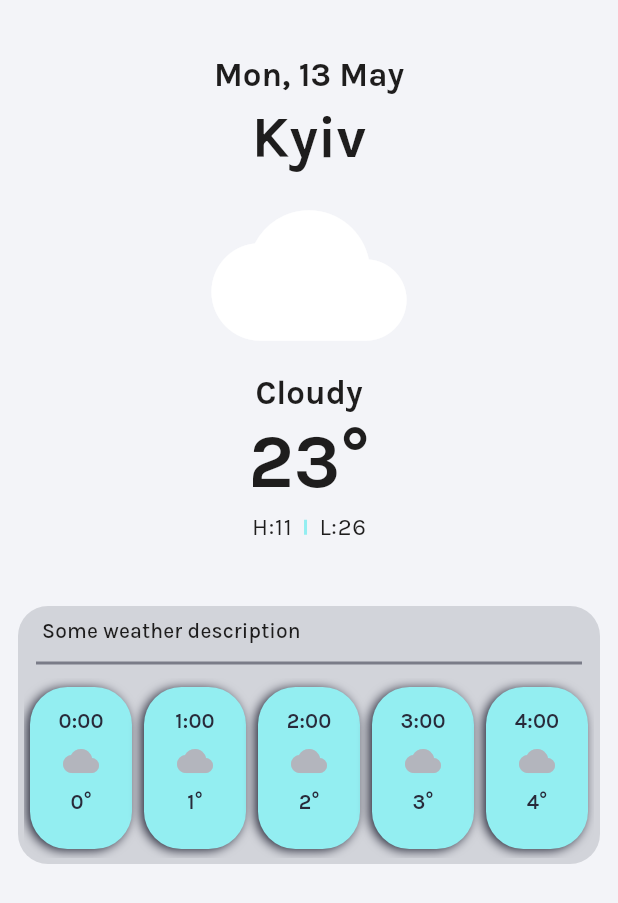
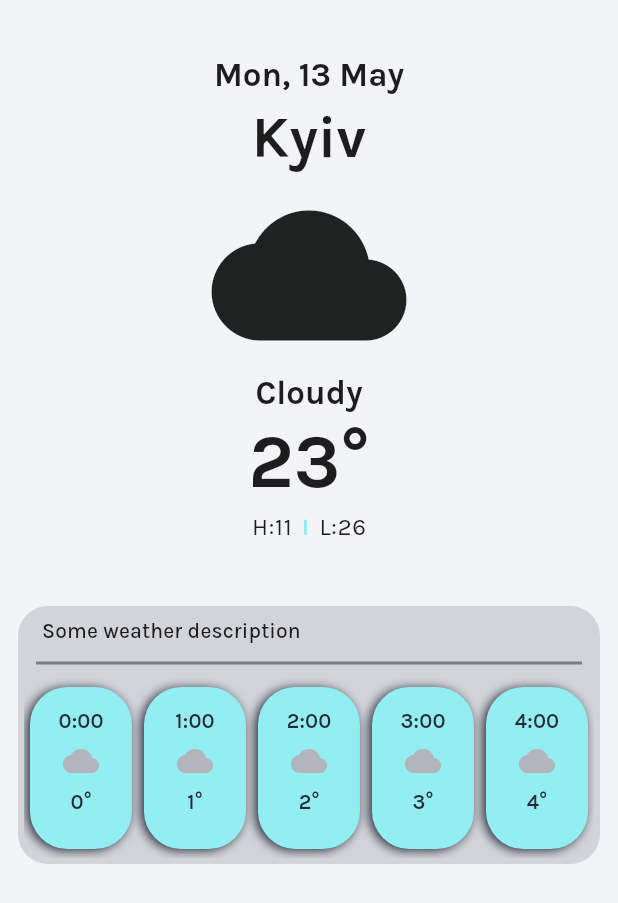
Before and after one commit to k0zlov/flutter-weather-app, a Flutter app: the screen it shows after launch, on a phone screen of 412 x 824 dp. Shown: the top 903 px of the screen. Run offline on Flutter 3.47's test engine with Material 3 defaults, Android fonts, the phone set to English and light mode, and no system bars; our stand-ins replace fl_chart, google_fonts, shared_preferences.

Commit message:
ui scale fix

```diff
--- a/lib/ui/home/home.dart
+++ b/lib/ui/home/home.dart
@@ -21,7 +21,7 @@ class HomePage extends StatelessWidget {
       builder: (context, constraints) {
         if (constraints.maxWidth > 1150) {
           return const WideScreenVersion();
-        } else if(constraints.maxWidth > 920) {
+        } else if(constraints.maxWidth > 905) {
           return const RestrictedScreenVersion();
         } else {
           return const MobileScreenVersion();
--- a/lib/ui/home/versions/mobile_screen.dart
+++ b/lib/ui/home/versions/mobile_screen.dart
@@ -114,7 +114,6 @@ class WideAppBar extends StatelessWidget {
         const Icon(
           Icons.cloud,
           size: 130.0,
-          color: Colors.white,
         ),
         const SizedBox(width: 2.0),
         Text(
```
